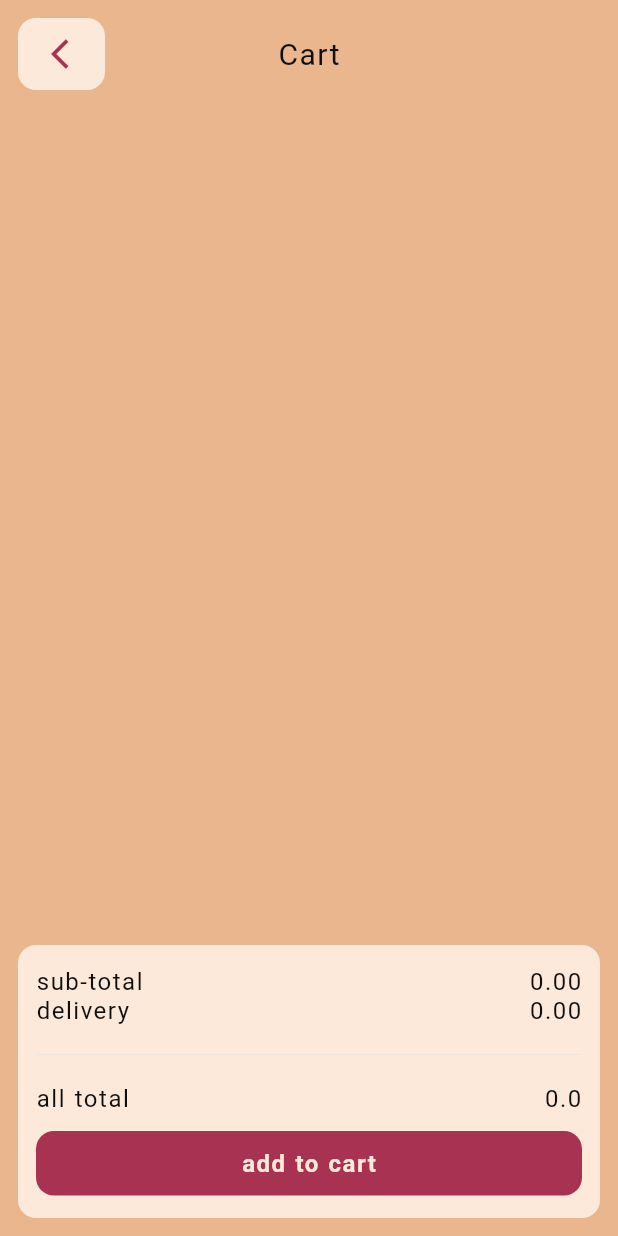
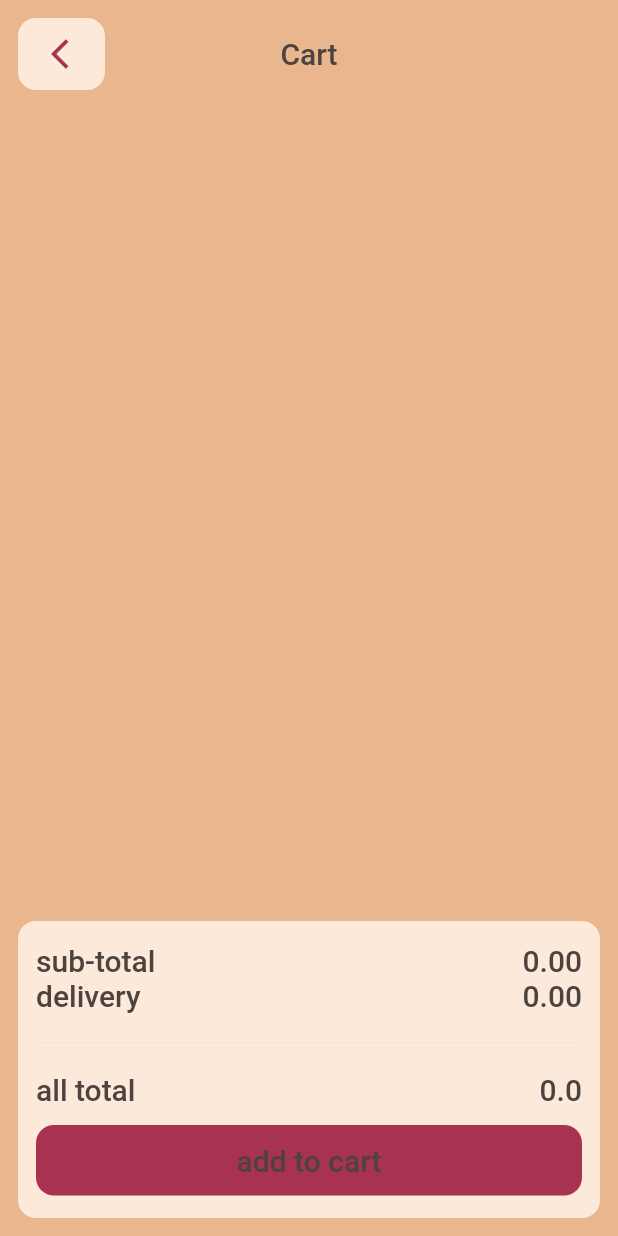
Before and after one commit to evgesha1247/eda2, a Flutter app: the DishDetaild screen opened directly, after a tap on "show cart", on a phone screen of 412 x 824 dp. Run offline on Flutter 3.47's test engine with Material 2 defaults, Android fonts, the phone set to English and light mode, and no system bars; our stand-ins replace flutter_slidable, hive, hive_flutter; missing offline and left inert: bottom_nav_bar; accounts and stored records are empty; Roboto replaces fonts that are missing (Plankiss).

Commit message:
перебираю архетектуру , седелал иджеты для текста

```diff
--- a/lib/ui/screens/cart_screen/cart_screen.dart
+++ b/lib/ui/screens/cart_screen/cart_screen.dart
@@ -3,6 +3,7 @@ import 'package:flutter_slidable/flutter_slidable.dart';
 import 'package:provider/provider.dart';
 import 'package:text/object/cart_object.dart';
 import 'package:text/ui/theme/theme_app.dart';
+import 'package:text/ui/widgets/big_text.dart';
 
 class CartScreen extends StatelessWidget {
   const CartScreen({Key? key}) : super(key: key);
@@ -22,7 +23,7 @@ class CartScreen extends StatelessWidget {
                     alignment: Alignment.centerLeft,
                     child: _CartButtonBack(),
                   ),
-                  Text('Cart', style: ThemeApp.style(size: 20)),
+                  BigText(text: 'Cart')
                 ],
               ),
               const SizedBox(height: ThemeApp.kInterval),
@@ -120,13 +121,12 @@ class _CartContent extends StatelessWidget {
         child: Column(
           crossAxisAlignment: CrossAxisAlignment.start,
           children: [
-            Text(cartItems.name, style: ThemeApp.style(size: 22)),
+            BigText(text: cartItems.name),
             Row(
               mainAxisAlignment: MainAxisAlignment.spaceBetween,
               children: [
-                Text(cartItems.price.toString(),
-                    style: ThemeApp.style(size: 22)),
-                Text('ₓ${cartItems.number}', style: ThemeApp.style(size: 22)),
+                BigText(text: cartItems.price.toString()),
+                BigText(text: 'ₓ${cartItems.number}'),
               ],
             ),
           ],
@@ -157,17 +157,17 @@ class _BottnCart extends StatelessWidget {
           Row(
             mainAxisAlignment: MainAxisAlignment.spaceBetween,
             children: [
-              Text('sub-total  ', style: ThemeApp.style()),
-              Text(cart.total.toStringAsFixed(2), style: ThemeApp.style()),
+              BigText(text: 'sub-total'),
+              BigText(text: cart.total.toStringAsFixed(2)),
             ],
           ),
           Row(mainAxisAlignment: MainAxisAlignment.spaceBetween, children: [
             cart.total > 3000
-                ? Text('save -15%', style: ThemeApp.style())
+                ? BigText(text: 'save -15%')
                 : cart.total > 1000
-                    ? Text('delivery ', style: ThemeApp.style())
-                    : Text('delivery ', style: ThemeApp.style()),
-            Text(promotions.toStringAsFixed(2), style: ThemeApp.style())
+                    ? BigText(text: 'delivery')
+                    : BigText(text: 'delivery'),
+            BigText(text: promotions.toStringAsFixed(2))
           ]),
           const Padding(
             padding: EdgeInsets.symmetric(vertical: ThemeApp.kInterval),
@@ -179,9 +179,8 @@ class _BottnCart extends StatelessWidget {
           Row(
             mainAxisAlignment: MainAxisAlignment.spaceBetween,
             children: [
-              Text('all total ', style: ThemeApp.style()),
-              Text((cart.total + promotions).toString(),
-                  style: ThemeApp.style()),
+              BigText(text: 'all total'),
+              BigText(text: (cart.total + promotions).toString()),
             ],
           ),
           const SizedBox(height: ThemeApp.kInterval),
@@ -195,13 +194,7 @@ class _BottnCart extends StatelessWidget {
                 borderRadius: ThemeApp.decoration(),
               ),
               child: Center(
-                child: Text(
-                  'add to cart',
-                  style: ThemeApp.style(
-                    colors: ThemeApp.kFrontColor,
-                    fW: FontWeight.bold,
-                  ),
-                ),
+                child: BigText(text: 'add to cart'),
               ),
             ),
           ),
--- a/lib/ui/screens/dish_detailed_screen/dish_detailed_screen.dart
+++ b/lib/ui/screens/dish_detailed_screen/dish_detailed_screen.dart
@@ -1,6 +1,7 @@
 import 'package:flutter/material.dart';
 import 'package:provider/provider.dart';
 import 'package:text/ui/theme/theme_app.dart';
+import 'package:text/ui/widgets/big_text.dart';
 import '../../../object/cart_object.dart';
 import 'dish_detailed_model.dart';
 
@@ -137,9 +138,7 @@ class _DishDetailedContainerText extends StatelessWidget {
         Row(
           mainAxisAlignment: MainAxisAlignment.spaceBetween,
           children: [
-            Expanded(
-                child: Text(title,
-                    style: ThemeApp.style(size: 22, fW: FontWeight.w500))),
+            Expanded(child: BigText(text: title)),
             Container(
               decoration: BoxDecoration(
                 borderRadius: ThemeApp.decoration(),
@@ -147,14 +146,7 @@ class _DishDetailedContainerText extends StatelessWidget {
               ),
               child: Padding(
                 padding: const EdgeInsets.all(ThemeApp.kInterval),
-                child: Text(
-                  '$price\$',
-                  style: ThemeApp.style(
-                    size: 18,
-                    fW: FontWeight.normal,
-                    colors: ThemeApp.kBGColor,
-                  ),
-                ),
+                child: BigText(text: '$price\$'),
               ),
             ),
           ],
@@ -196,15 +188,9 @@ class _DishDetailedDescription extends StatelessWidget {
           child: Column(
             crossAxisAlignment: CrossAxisAlignment.start,
             children: [
-              Text(
-                'description',
-                style: ThemeApp.style(
-                  size: 22,
-                  fW: FontWeight.w500,
-                ),
-              ),
+              BigText(text: 'description'),
               const SizedBox(height: ThemeApp.kInterval),
-              Text(description, style: ThemeApp.style()),
+              BigText(text: description),
             ],
           ),
         ),
@@ -254,7 +240,7 @@ class _DishDetailedButtonBar extends StatelessWidget {
                       ),
                     ),
                     const SizedBox(width: ThemeApp.kInterval),
-                    Text('$number', style: ThemeApp.style()),
+                    BigText(text: '$number'),
                     const SizedBox(width: ThemeApp.kInterval),
                     GestureDetector(
                       onTap: () {
@@ -265,9 +251,7 @@ class _DishDetailedButtonBar extends StatelessWidget {
                     )
                   ],
                 ),
-                Row(children: [
-                  Text('total : $subTotal\$ ', style: ThemeApp.style())
-                ])
+                Row(children: [BigText(text: 'total : $subTotal\$ ')])
               ],
             ),
             const SizedBox(height: ThemeApp.kInterval),
@@ -281,13 +265,7 @@ class _DishDetailedButtonBar extends StatelessWidget {
                   color: ThemeApp.kAccent,
                 ),
                 child: Center(
-                  child: Text(
-                    'show cart',
-                    style: ThemeApp.style(
-                      colors: ThemeApp.kFrontColor,
-                      fW: FontWeight.bold,
-                    ),
-                  ),
+                  child: BigText(text: 'show cart'),
                 ),
               ),
             ),
--- a/lib/ui/theme/theme_app.dart
+++ b/lib/ui/theme/theme_app.dart
@@ -10,6 +10,13 @@ abstract class ThemeApp {
   // static const Color kFrontColor = Color.fromARGB(255, 42, 45, 61);
   // static const Color kBGColor = Color.fromARGB(255, 32, 35, 51);
   // static const Color kAccent = Color(0xffF7C701);
+  /////////////////////////////////////////////////////
+  static const Color kMainColor = Color(0xFF89dad0);
+  static const Color kMainBlacColor = Color(0xFF332d2d);
+  static const Color kIconColor1 = Color(0xFFffd28d);
+  static const Color kIconColor2 = Color(0xFFfcab88);
+  static const Color kTitleColor = Color(0xFF4c423f);
+  static const Color kTextColor = Colors.black54;
 
   static const kRadius = 12.0;
   static const kInterval = 12.0;
@@ -20,17 +27,4 @@ abstract class ThemeApp {
       Radius.circular(radius),
     );
   }
-
-  static style(
-      {double size = 16,
-      FontWeight fW = FontWeight.normal,
-      Color colors = kBlack}) {
-    return TextStyle(
-      color: colors,
-      fontSize: size,
-      fontWeight: fW,
-      letterSpacing: 1,
-      wordSpacing: .9,
-    );
-  }
 }
--- a/lib/ui/widgets/app/my_app_widget.dart
+++ b/lib/ui/widgets/app/my_app_widget.dart
@@ -9,7 +9,10 @@ class MyAppWidget extends StatelessWidget {
     final mainNavigation = MainNavigation();
     return MaterialApp(
       title: 'flutter app',
-      theme: ThemeData(scaffoldBackgroundColor: ThemeApp.kBGColor),
+      theme: ThemeData(
+        fontFamily: 'Plankiss',
+        scaffoldBackgroundColor: ThemeApp.kBGColor,
+      ),
       routes: mainNavigation.routes,
       initialRoute: mainNavigation.initialRoute,
       onGenerateRoute: mainNavigation.onGenerateRoute,
--- /dev/null
+++ b/lib/ui/widgets/big_text.dart
@@ -0,0 +1,30 @@
+import 'package:flutter/cupertino.dart';
+
+class BigText extends StatelessWidget {
+  final String text;
+  double size;
+  int maxLines;
+  Color? color;
+  TextOverflow overflow;
+  BigText({
+    Key? key,
+    required this.text,
+    this.color = const Color(0xFF4c423f),
+    this.overflow = TextOverflow.ellipsis,
+    this.size = 20,
+    this.maxLines = 1,
+  }) : super(key: key);
+  @override
+  Widget build(BuildContext context) {
+    return Text(
+      text,
+      maxLines: maxLines,
+      overflow: overflow,
+      style: TextStyle(
+        fontSize: size,
+        color: color,
+        fontWeight: FontWeight.w500,
+      ),
+    );
+  }
+}
```
Also changed, not shown: lib/object/dish_object.dart (+5 -5 lines), lib/ui/screens/favorite_screen/favorite_screen.dart (+3 -13 lines), lib/ui/screens/home_screen/home_screen.dart (+7 -21 lines), lib/ui/screens/menu_screnn/menu_screen.dart (+8 -28 lines), lib/ui/widgets/header_widget/header_widget.dart (+24 -32 lines), lib/ui/widgets/isEmplty/is_emplty_widget.dart (deleted, +0 -23 lines), lib/ui/widgets/small_text.dart (added, +33 -0 lines), pubspec.yaml (+5 -6 lines), assets/fonts/JetBrainsMono-Bold.ttf (deleted), assets/fonts/JetBrainsMono-Medium.ttf (deleted), assets/fonts/JetBrainsMonoNL-Medium.ttf (deleted), assets/fonts/OleoScript-Bold.ttf (added), assets/fonts/OleoScript-Regular.ttf (added).
